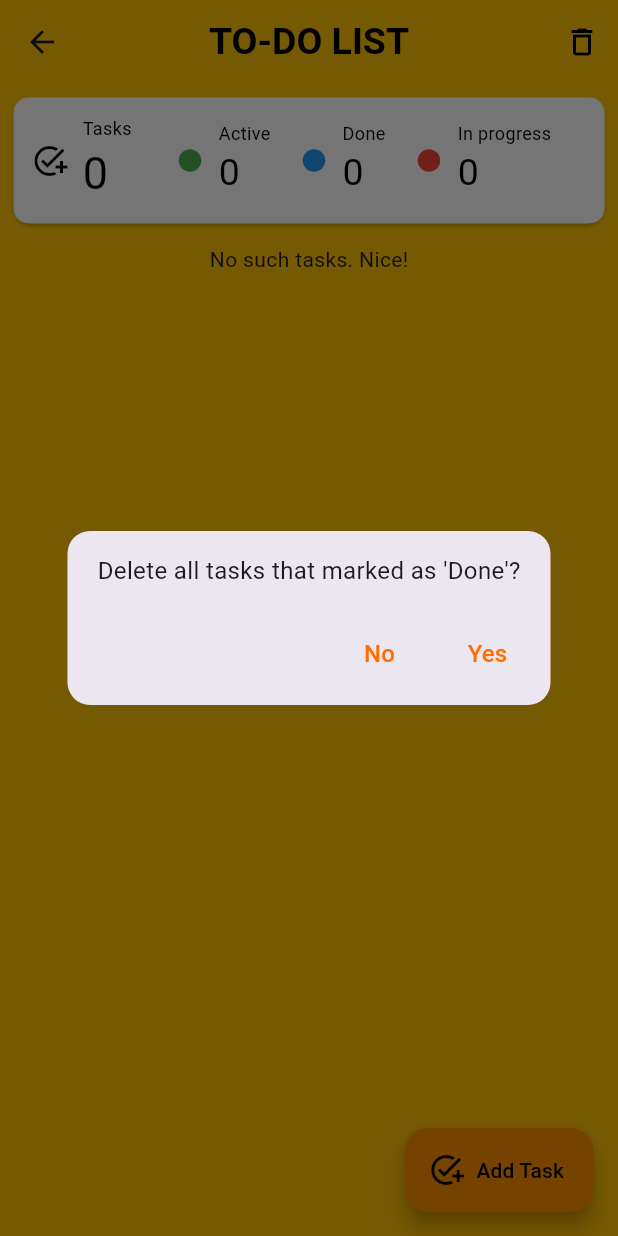
After one commit to olopsc-rxaliman/studyante, a Flutter app: the ToDoListPage screen opened directly, after a tap on the "delete outline" icon, on a phone screen of 412 x 824 dp. The commit adds this screen. Run offline on Flutter 3.47's test engine with Material 3 defaults, Android fonts, the phone set to English and light mode, and no system bars; our stand-ins replace animated_list_plus, hive_flutter; accounts and stored records are empty.

Commit message:
Added function that will delete all 'done' tasks

```diff
--- /dev/null
+++ b/lib/components/base_alertdialog.dart
@@ -0,0 +1,62 @@
+import 'package:flutter/material.dart';
+
+class BaseAlertDialog extends StatelessWidget {
+  final Widget child;
+  final String? confirmText;
+  final String? rejectText;
+  final Color? actionButtonColor;
+  final Color? backgroundColor;
+  final Function() onClickConfirm;
+  final Function() onClickReject;
+
+  const BaseAlertDialog({
+    super.key,
+    required this.child,
+    required this.onClickConfirm,
+    required this.onClickReject,
+    this.confirmText,
+    this.rejectText,
+    this.actionButtonColor,
+    this.backgroundColor,
+  });
+
+  @override
+  Widget build(BuildContext context) {
+    return AlertDialog(
+      backgroundColor: backgroundColor,
+      actionsPadding: const EdgeInsets.all(10),
+      shape: RoundedRectangleBorder(
+        borderRadius: BorderRadius.circular(15),
+      ),
+      contentPadding: const EdgeInsets.only(
+        top: 15,
+        left: 20,
+        right: 20,
+        bottom: 10,
+      ),
+      content: child,
+      actions: [
+        TextButton(
+          style: TextButton.styleFrom(
+            foregroundColor: actionButtonColor,
+          ),
+          onPressed: onClickReject,
+          child: Text(
+            rejectText ?? "No",
+            style: const TextStyle(fontSize: 16),
+          ),
+        ),
+        TextButton(
+          style: TextButton.styleFrom(
+            foregroundColor: actionButtonColor,
+          ),
+          onPressed: onClickConfirm,
+          child: Text(
+            confirmText ?? "Yes",
+            style: const TextStyle(fontSize: 16),
+          ),
+        ),
+      ],
+    );
+  }
+}
--- a/lib/components/todolist_item_widget.dart
+++ b/lib/components/todolist_item_widget.dart
@@ -193,7 +193,10 @@ class ToDoListItemWidget extends StatelessWidget {
             ),
           ],
         ),
-        title: Text(task['task']),
+        title: Text(
+          task['task'],
+          style: const TextStyle(fontSize: 15),
+        ),
         contentPadding: const EdgeInsets.only(
           left: 5,
           right: 18,
--- a/lib/hive/hive_todolist_functions.dart
+++ b/lib/hive/hive_todolist_functions.dart
@@ -37,5 +37,6 @@ class ToDoListHiveFunctions {
 
   // Delete
   static Future<void> deleteTask(int key) => todoListBox.delete(key);
+  static Future<void> deleteTheseTasks(List keys) => todoListBox.deleteAll(keys);
   static Future<void> deleteAllTasks() => todoListBox.deleteAll(todoListBox.keys);
 }
--- a/lib/pages/todolist_page.dart
+++ b/lib/pages/todolist_page.dart
@@ -1,8 +1,11 @@
+import "package:animated_list_plus/transitions.dart";
 import "package:flutter/material.dart";
 import "package:animated_list_plus/animated_list_plus.dart";
+import "package:studyante/components/base_alertdialog.dart";
 import "package:studyante/components/todolist_add_modify_task_page.dart";
 import "package:studyante/components/todolist_item_widget.dart";
 import "package:studyante/components/todolist_widget.dart";
+import "package:studyante/hive/hive_constants.dart";
 import "package:studyante/hive/hive_todolist_functions.dart";
 
 class ToDoListPage extends StatefulWidget {
@@ -50,6 +53,37 @@ class _ToDoListPageState extends State<ToDoListPage> {
             fontWeight: FontWeight.bold,
           ),
         ),
+        actions: [
+          IconButton(
+            onPressed: () {
+              showDialog(
+                context: context,
+                builder: (context) => BaseAlertDialog(
+                  onClickConfirm: () async {
+                    await ToDoListHiveFunctions.deleteTheseTasks(
+                      taskList.map((task) {
+                        if (task['status'] == TaskStatus.done.index) return task['key'];
+                      }).toList()
+                    );
+                    // ignore: use_build_context_synchronously
+                    Navigator.of(context).pop();
+                    refreshHiveData();
+                  },
+                  onClickReject: () => Navigator.of(context).pop(),
+                  actionButtonColor: Colors.amber[900],
+                  child: const Text(
+                    "Delete all tasks that marked as 'Done'?",
+                    style: TextStyle(fontSize: 16),
+                  ),
+                ),
+              );
+            },
+            icon: const Icon(
+              Icons.delete_outline,
+              color: Colors.black,
+            ),
+          ),
+        ],
       ),
       floatingActionButton: FloatingActionButton.extended(
         icon: const Icon(
@@ -94,14 +128,16 @@ class _ToDoListPageState extends State<ToDoListPage> {
               ),
             ).toList(),
             areItemsTheSame: (a, b) => a.key == b.key,
-            insertDuration: const Duration(milliseconds: 200),
-            itemBuilder: (context, animation, item, i) => SizeTransition(
-              sizeFactor: animation,
+            insertDuration: const Duration(milliseconds: 500),
+            itemBuilder: (context, animation, item, i) => SizeFadeTransition(
+              animation: animation,
+              curve: Curves.bounceIn,
               child: item,
             ),
-            removeDuration: const Duration(milliseconds: 200),
-            removeItemBuilder: (context, animation, item) => SizeTransition(
-              sizeFactor: animation,
+            removeDuration: const Duration(milliseconds: 500),
+            removeItemBuilder: (context, animation, item) => SizeFadeTransition(
+              animation: animation,
+              curve: Curves.bounceIn,
               child: item,
             ),
           ),
```
Also changed, not shown: lib/components/todolist_add_modify_task_page.dart (+11 -35 lines).
